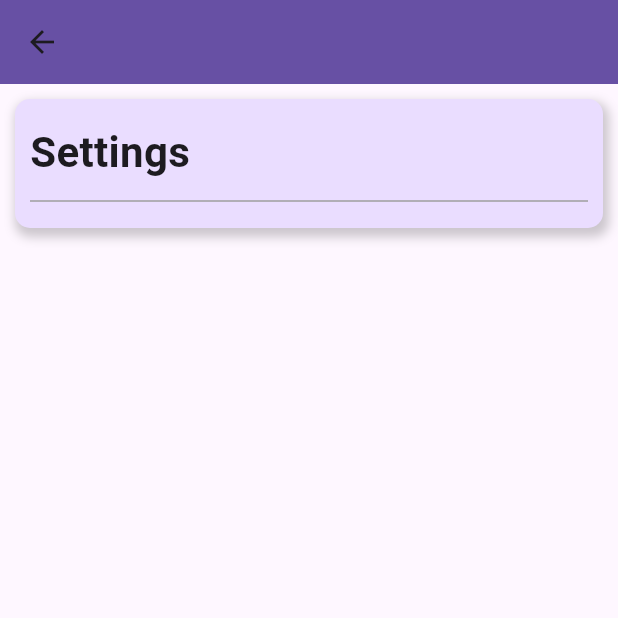
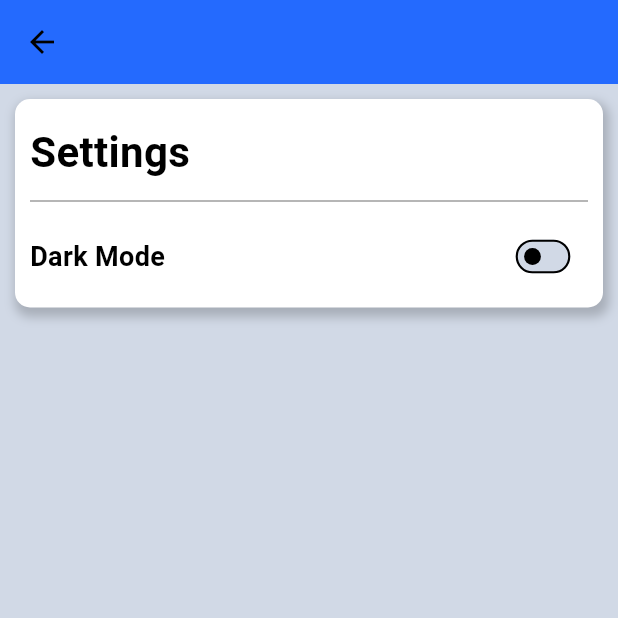
Before and after one commit to wildan-T/bmi_calculator, a Flutter app: the SettingsPage screen opened directly, on a phone screen of 412 x 824 dp, the top half of it. Run offline on Flutter 3.47's test engine with Material 3 defaults, Android fonts, the phone set to English and light mode, and no system bars; our stand-ins replace flutter_svg, get, percent_indicator, syncfusion_flutter_sliders.

Commit message:
buat dark mode

```diff
--- a/lib/components/weight_selector.dart
+++ b/lib/components/weight_selector.dart
@@ -2,7 +2,6 @@ import 'package:flutter/material.dart';
 import 'package:get/get.dart';
 import 'package:bmi_calculator/components/button1.dart';
 import 'package:bmi_calculator/controllers/bmi_controller.dart';
-import 'package:flutter/material.dart';
 
 class WeightSelector extends StatefulWidget {
   const WeightSelector({super.key});
--- a/lib/main.dart
+++ b/lib/main.dart
@@ -1,5 +1,6 @@
 import 'package:flutter/material.dart';
 import 'package:get/get.dart';
+import 'package:bmi_calculator/config/theme.dart';
 import 'package:bmi_calculator/pages/home_page.dart';
 
 void main() {
@@ -13,6 +14,9 @@ class MyApp extends StatelessWidget {
   @override
   Widget build(BuildContext context) {
     return GetMaterialApp(
+      theme: lightTheme,
+      darkTheme: darkTheme,
+      themeMode: ThemeMode.light, // Paksa mode terang
       debugShowCheckedModeBanner: false,
       title: 'BMI Calculator',
       home: HomePage(),
--- a/lib/pages/settings_page.dart
+++ b/lib/pages/settings_page.dart
@@ -52,6 +52,30 @@ class _SettingsPageState extends State<SettingsPage> {
                       color: Colors.grey, // Warna garis
                       thickness: 1, // Ketebalan garis
                     ),
+                    SizedBox(height: 5),
+                    Row(
+                      mainAxisAlignment: MainAxisAlignment.spaceBetween,
+                      children: [
+                        Text(
+                          'Dark Mode',
+                          style: TextStyle(
+                            fontWeight: FontWeight.bold,
+                            fontSize: 18,
+                          ),
+                        ),
+                        Obx(() => Transform.scale(
+                              scale: 0.7,
+                              child: Switch(
+                                activeTrackColor: Colors.grey.shade300,
+                                activeColor: const Color(0xff309CFF),
+                                value: themeController.isDark.value,
+                                onChanged: (val) {
+                                  themeController.changeTheme();
+                                },
+                              ),
+                            )),
+                      ],
+                    ),
                   ],
                 ),
               ),
--- a/pubspec.yaml
+++ b/pubspec.yaml
@@ -30,6 +30,7 @@ environment:
 dependencies:
   flutter:
     sdk: flutter
+  flutter_svg: ^2.0.16
   percent_indicator: ^4.2.4
 
   # The following adds the Cupertino Icons font to your application.
```
Also changed, not shown: lib/components/theme_change_btn.dart (added, +67 -0 lines), assets/images/dark4.svg (added), assets/images/light2.svg (added), pubspec.lock.
